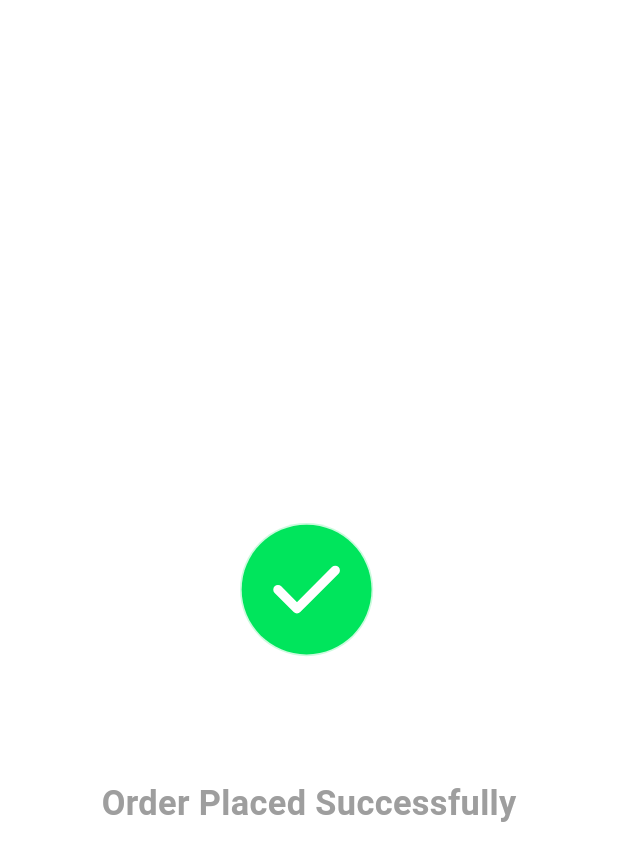
After one commit to akshayagrg147/mafatlalEcommerce, a Flutter app: the OrderSuccess screen opened by its route, on a phone screen of 412 x 824 dp. The commit adds this screen. Shown: the top 861 px of the screen. Run offline on Flutter 3.47's test engine with Material 3 defaults, Android fonts, the phone set to English and light mode, and no system bars; our stand-ins replace cached_network_image, dio, flutter_bloc, flutter_screenutil, fluttertoast, get_it and 3 more; accounts and stored records are empty.

Commit message:
cart btn and place order implemented

```diff
--- a/lib/constants/asset_path.dart
+++ b/lib/constants/asset_path.dart
@@ -1 +1,3 @@
-class AssetPath {}
+class AssetPath {
+  static const String successAnim = "assets/order_success.json";
+}
--- a/lib/constants/textstyles.dart
+++ b/lib/constants/textstyles.dart
@@ -69,6 +69,10 @@ class AppTextStyle {
       fontWeight: FontWeight.w500);
   static TextStyle get f10WhiteW600 => TextStyle(
       color: AppColors.kWhite,
+      fontSize: 10 * SizeConfig.textMultiplier,
+      fontWeight: FontWeight.w600);
+  static TextStyle get f8WhiteW600 => TextStyle(
+      color: AppColors.kWhite,
       fontSize: 8 * SizeConfig.textMultiplier,
       fontWeight: FontWeight.w600);
   static TextStyle get f32BlackW600 => TextStyle(
--- a/lib/features/home/bloc/cart_helper.dart
+++ b/lib/features/home/bloc/cart_helper.dart
@@ -29,6 +29,12 @@ class CartHelper {
     int productId,
   ) {
     return (_cartBox.get(productId) ?? {})['quantity'] ?? 0;
+  }
+
+  static int getAllProductQuantity() {
+    final quantity = getAllProducts().fold(0,
+        (previousValue, element) => (element['quantity'] ?? 0) + previousValue);
+    return quantity;
   }
 
   static String? getProductSize(
--- /dev/null
+++ b/lib/features/home/presentaion/widgets/order_success_widget.dart
@@ -0,0 +1,57 @@
+import 'package:flutter/material.dart';
+import 'package:lottie/lottie.dart';
+import 'package:mafatlal_ecommerce/constants/asset_path.dart';
+import 'package:mafatlal_ecommerce/constants/colors.dart';
+import 'package:mafatlal_ecommerce/constants/textstyles.dart';
+import 'package:mafatlal_ecommerce/core/size_config.dart';
+import 'package:mafatlal_ecommerce/features/home/presentaion/home_screen.dart';
+
+class OrderSuccess extends StatefulWidget {
+  static const String route = "/orderSuccessScreen";
+  const OrderSuccess({super.key});
+
+  @override
+  State<OrderSuccess> createState() => _OrderSuccessState();
+}
+
+class _OrderSuccessState extends State<OrderSuccess> {
+  void returnToHome() {
+    Future.delayed(const Duration(seconds: 3), () {
+      Navigator.popUntil(
+          context, (route) => route.settings.name == HomeScreen.route);
+    });
+  }
+
+  @override
+  void initState() {
+    returnToHome();
+    super.initState();
+  }
+
+  @override
+  Widget build(BuildContext context) {
+    return WillPopScope(
+      onWillPop: () async {
+        return false;
+      },
+      child: Scaffold(
+          backgroundColor: AppColors.kWhite,
+          body: SizedBox.expand(
+            child: Column(
+              mainAxisAlignment: MainAxisAlignment.center,
+              children: [
+                Lottie.asset(AssetPath.successAnim,
+                    height: 230 * SizeConfig.heightMultiplier),
+                SizedBox(
+                  height: 10 * SizeConfig.heightMultiplier,
+                ),
+                Text(
+                  "Order Placed Successfully",
+                  style: AppTextStyle.f20GreyW600,
+                )
+              ],
+            ),
+          )),
+    );
+  }
+}
--- a/lib/routes/app_routes.dart
+++ b/lib/routes/app_routes.dart
@@ -9,6 +9,7 @@ import 'package:mafatlal_ecommerce/features/home/presentaion/category_product_sc
 import 'package:mafatlal_ecommerce/features/home/presentaion/home_screen.dart';
 import 'package:mafatlal_ecommerce/features/home/presentaion/product_details.dart';
 import 'package:mafatlal_ecommerce/features/home/presentaion/search_screen.dart';
+import 'package:mafatlal_ecommerce/features/home/presentaion/widgets/order_success_widget.dart';
 
 class GenerateRoute {
   static Route<dynamic>? Function(RouteSettings)? onGenerateRoute =
@@ -45,6 +46,9 @@ class GenerateRoute {
       case CartScreen.route:
         return MaterialPageRoute(
             settings: settings, builder: (_) => const CartScreen());
+      case OrderSuccess.route:
+        return MaterialPageRoute(
+            settings: settings, builder: (_) => const OrderSuccess());
       default:
         return null;
     }
--- a/pubspec.yaml
+++ b/pubspec.yaml
@@ -48,6 +48,7 @@ dependencies:
   hive: ^2.2.3
   hive_flutter: ^1.1.0
   path_provider: ^2.1.3
+  lottie: ^3.1.2
 
 dev_dependencies:
   flutter_test:
@@ -72,8 +73,8 @@ flutter:
   uses-material-design: true
 
   # To add assets to your application, add an assets section, like this:
-  # assets:
-  #   - images/a_dot_burr.jpeg
+  assets:
+   - assets/order_success.json
   #   - images/a_dot_ham.jpeg
 
   # An image asset can refer to one or more resolution-specific "variants", see
```
Also changed, not shown: assets/order_success.json (added, +1 -0 lines), lib/features/auth/bloc/auth_cubit.dart (+8 -4 lines), lib/features/auth/model/user_model.dart (+10 -20 lines), lib/features/home/bloc/home_cubit.dart (+13 -2 lines), lib/features/home/model/product.dart (+9 -0 lines), lib/features/home/presentaion/widgets/cart_btn.dart (+47 -1 lines), lib/features/home/presentaion/widgets/checkout_bottom_widget.dart (+3 -4 lines), lib/features/home/presentaion/widgets/home_appbar.dart (+2 -12 lines), lib/features/home/repo/home_repo.dart (+15 -14 lines), lib/helper/enums.dart (added, +19 -0 lines), pubspec.lock, 1 other file.
